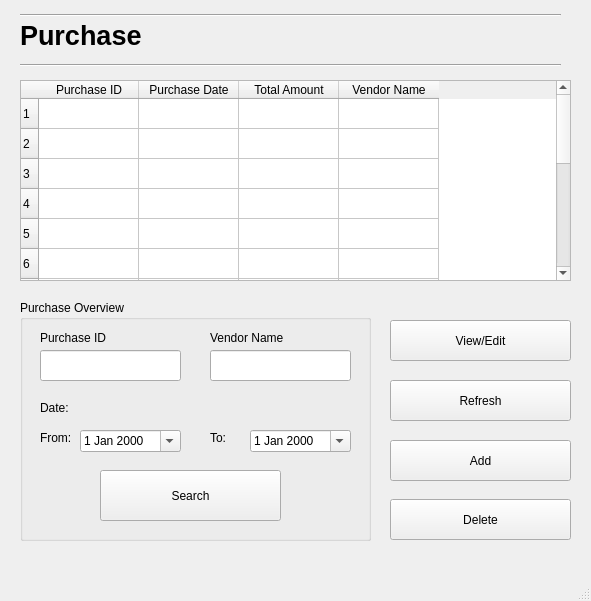
First picture: the form in Screens/Purchase.ui, repository basil-ali-khan/Inventory-Management-System, before the edit.
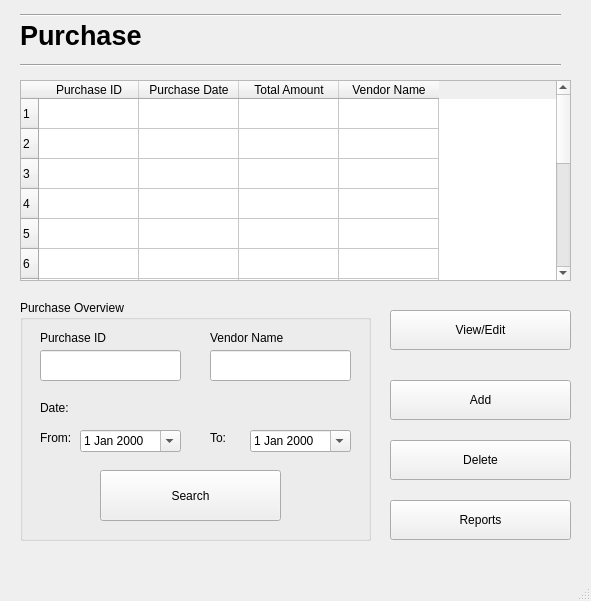
Second picture: the form after the edit.

The edit to the form file:
```diff
--- a/Screens/Purchase.ui
+++ b/Screens/Purchase.ui
@@ -320,9 +320,9 @@
     <property name="geometry">
      <rect>
       <x>390</x>
-      <y>440</y>
+      <y>380</y>
       <width>181</width>
-      <height>41</height>
+      <height>40</height>
      </rect>
     </property>
     <property name="text">
@@ -333,9 +333,9 @@
     <property name="geometry">
      <rect>
       <x>390</x>
-      <y>320</y>
+      <y>310</y>
       <width>181</width>
-      <height>41</height>
+      <height>40</height>
      </rect>
     </property>
     <property name="text">
@@ -346,9 +346,9 @@
     <property name="geometry">
      <rect>
       <x>390</x>
-      <y>499</y>
+      <y>440</y>
       <width>181</width>
-      <height>41</height>
+      <height>40</height>
      </rect>
     </property>
     <property name="text">
@@ -359,13 +359,13 @@
     <property name="geometry">
      <rect>
       <x>390</x>
-      <y>380</y>
+      <y>500</y>
       <width>181</width>
-      <height>41</height>
+      <height>40</height>
      </rect>
     </property>
     <property name="text">
-     <string>Refresh</string>
+     <string>Reports</string>
     </property>
    </widget>
   </widget>
```
Left out of the diff: 5 changed lines with no effect on the pictures.
